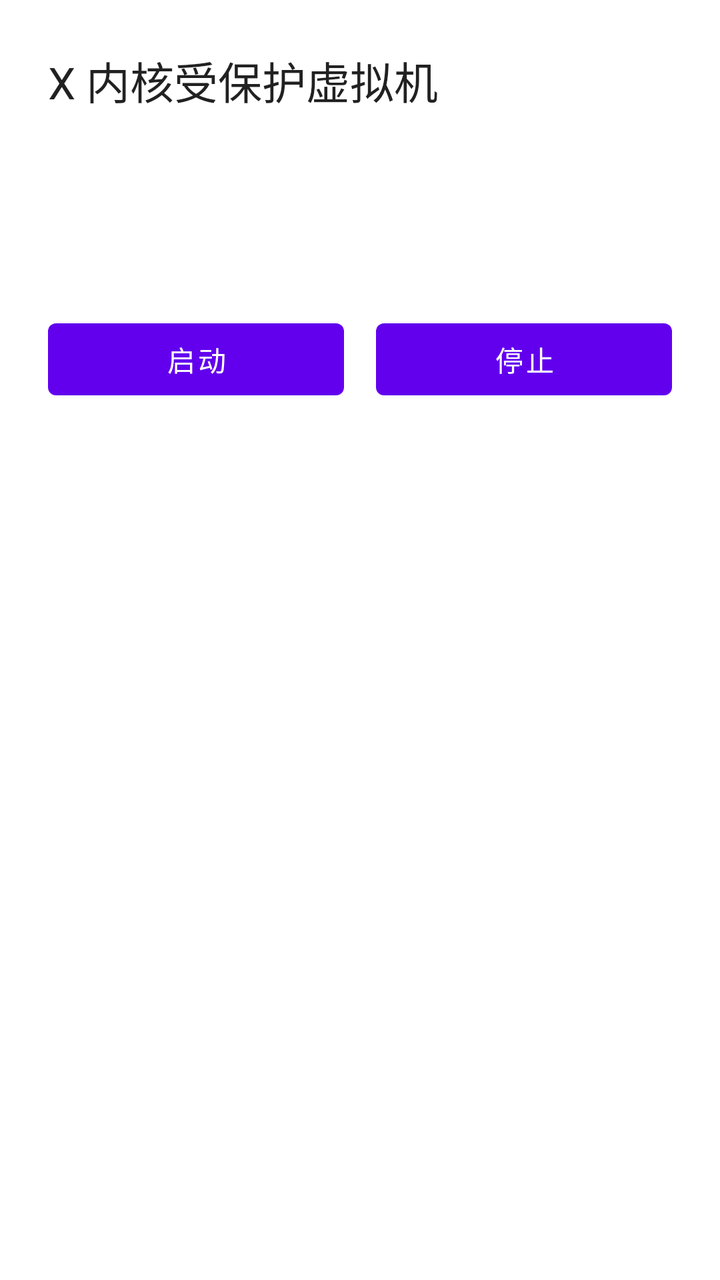
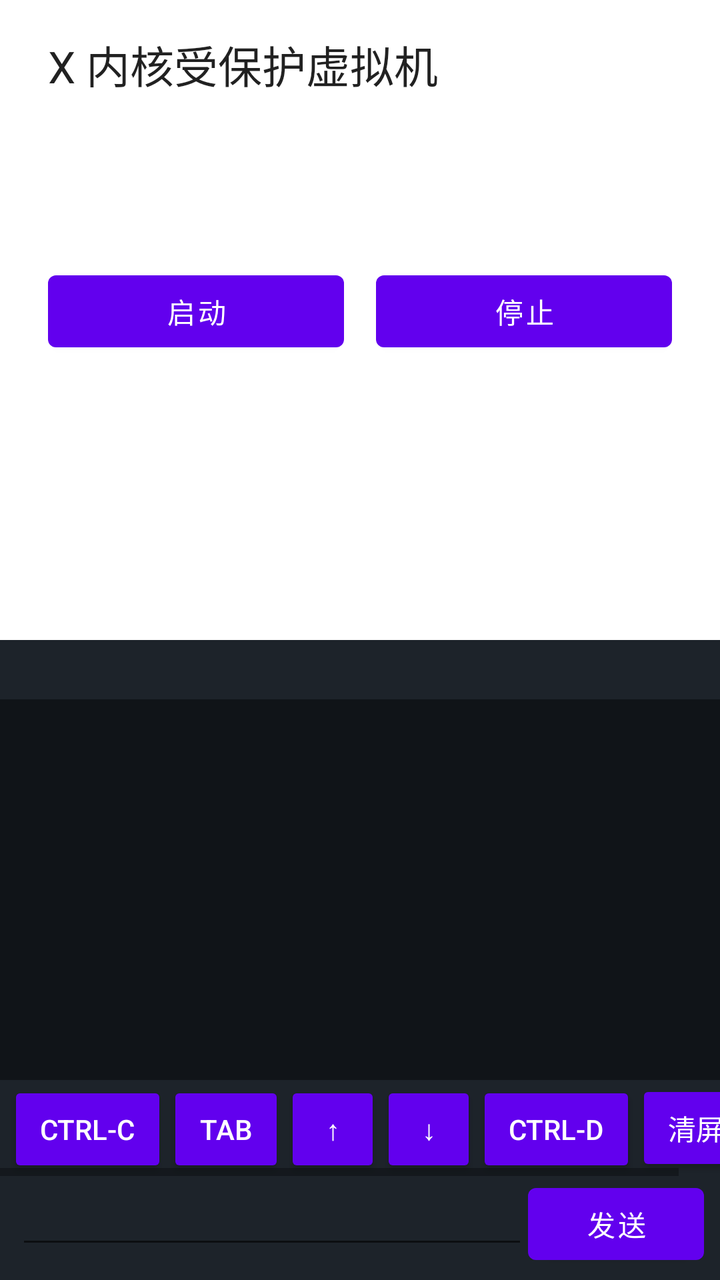

The first picture is an Android layout as it rendered before a commit; the second is the same layout after the commit. The layout source and the unified diff follow.
<!-- AndroidManifest.xml: fallback theme Theme.MaterialComponents.DayNight.NoActionBar -->
<!-- res/layout/main.xml -->
<?xml version="1.0" encoding="utf-8"?>
<ScrollView xmlns:android="http://schemas.android.com/apk/res/android"
    android:layout_width="match_parent"
    android:layout_height="match_parent"
    android:fitsSystemWindows="true">

    <LinearLayout
        android:layout_width="match_parent"
        android:layout_height="wrap_content"
        android:orientation="vertical"
        android:padding="24dp">

        <TextView
            android:layout_width="wrap_content"
            android:layout_height="wrap_content"
            android:text="@string/title"
            android:textAppearance="?android:attr/textAppearanceLarge" />

        <TextView
            android:id="@+id/state"
            android:layout_width="wrap_content"
            android:layout_height="wrap_content"
            android:layout_marginTop="16dp"
            android:textAppearance="?android:attr/textAppearanceMedium" />

        <TextView
            android:id="@+id/message"
            android:layout_width="match_parent"
            android:layout_height="wrap_content"
            android:layout_marginTop="8dp"
            android:textColor="?android:attr/colorError"
            android:visibility="gone" />

        <TextView
            android:id="@+id/details"
            android:layout_width="match_parent"
            android:layout_height="wrap_content"
            android:layout_marginTop="16dp"
            android:lineSpacingExtra="6dp" />

        <LinearLayout
            android:layout_width="match_parent"
            android:layout_height="wrap_content"
            android:layout_marginTop="24dp"
            android:orientation="horizontal">

            <Button
                android:id="@+id/start"
                android:layout_width="0dp"
                android:layout_height="wrap_content"
                android:layout_weight="1"
                android:text="@string/start" />

            <Button
                android:id="@+id/stop"
                android:layout_width="0dp"
                android:layout_height="wrap_content"
                android:layout_marginStart="16dp"
                android:layout_weight="1"
                android:text="@string/stop" />
        </LinearLayout>

        <Button
            android:id="@+id/reconnect"
            android:layout_width="match_parent"
            android:layout_height="wrap_content"
            android:layout_marginTop="16dp"
            android:text="@string/reconnect"
            android:visibility="gone" />
    </LinearLayout>
</ScrollView>
<!-- resources referenced by this layout -->
<resources>
  <string name="reconnect">重新连接控制服务</string>
  <string name="start">启动</string>
  <string name="stop">停止</string>
  <string name="title">X 内核受保护虚拟机</string>
</resources>

<!-- the commit's change to res/layout/main.xml (unified diff, before → after) -->
@@ -1,71 +1,217 @@
 <?xml version="1.0" encoding="utf-8"?>
-<ScrollView xmlns:android="http://schemas.android.com/apk/res/android"
+<LinearLayout xmlns:android="http://schemas.android.com/apk/res/android"
+    android:id="@+id/root"
     android:layout_width="match_parent"
     android:layout_height="match_parent"
-    android:fitsSystemWindows="true">
+    android:orientation="vertical">
+
+    <ScrollView
+        android:id="@+id/control_pane"
+        android:layout_width="match_parent"
+        android:layout_height="0dp"
+        android:layout_weight="1">
+
+        <LinearLayout
+            android:layout_width="match_parent"
+            android:layout_height="wrap_content"
+            android:orientation="vertical"
+            android:paddingStart="24dp"
+            android:paddingTop="16dp"
+            android:paddingEnd="24dp"
+            android:paddingBottom="16dp">
+
+            <TextView
+                android:layout_width="wrap_content"
+                android:layout_height="wrap_content"
+                android:text="@string/title"
+                android:textAppearance="?android:attr/textAppearanceLarge" />
+
+            <TextView
+                android:id="@+id/state"
+                android:layout_width="wrap_content"
+                android:layout_height="wrap_content"
+                android:layout_marginTop="12dp"
+                android:textAppearance="?android:attr/textAppearanceMedium" />
+
+            <TextView
+                android:id="@+id/message"
+                android:layout_width="match_parent"
+                android:layout_height="wrap_content"
+                android:layout_marginTop="8dp"
+                android:textColor="?android:attr/colorError"
+                android:visibility="gone" />
+
+            <TextView
+                android:id="@+id/details"
+                android:layout_width="match_parent"
+                android:layout_height="wrap_content"
+                android:layout_marginTop="12dp"
+                android:lineSpacingExtra="4dp" />
+
+            <LinearLayout
+                android:layout_width="match_parent"
+                android:layout_height="wrap_content"
+                android:layout_marginTop="16dp"
+                android:orientation="horizontal">
+
+                <Button
+                    android:id="@+id/start"
+                    android:layout_width="0dp"
+                    android:layout_height="wrap_content"
+                    android:layout_weight="1"
+                    android:text="@string/start" />
+
+                <Button
+                    android:id="@+id/stop"
+                    android:layout_width="0dp"
+                    android:layout_height="wrap_content"
+                    android:layout_marginStart="16dp"
+                    android:layout_weight="1"
+                    android:text="@string/stop" />
+            </LinearLayout>
+
+            <Button
+                android:id="@+id/reconnect"
+                android:layout_width="match_parent"
+                android:layout_height="wrap_content"
+                android:layout_marginTop="12dp"
+                android:text="@string/reconnect"
+                android:visibility="gone" />
+        </LinearLayout>
+    </ScrollView>
 
     <LinearLayout
+        android:id="@+id/console_pane"
         android:layout_width="match_parent"
-        android:layout_height="wrap_content"
-        android:orientation="vertical"
-        android:padding="24dp">
+        android:layout_height="0dp"
+        android:layout_weight="1"
+        android:background="#ff101418"
+        android:orientation="vertical">
 
         <TextView
-            android:layout_width="wrap_content"
-            android:layout_height="wrap_content"
-            android:text="@string/title"
-            android:textAppearance="?android:attr/textAppearanceLarge" />
+            android:id="@+id/console_title"
+            android:layout_width="match_parent"
+            android:layout_height="wrap_content"
+            android:background="#ff1d232a"
+            android:paddingStart="12dp"
+            android:paddingTop="6dp"
+            android:paddingEnd="12dp"
+            android:paddingBottom="6dp"
+            android:textColor="#ffb0b8c0"
+            android:textSize="13sp" />
+
+        <ScrollView
+            android:id="@+id/terminal_scroll"
+            android:layout_width="match_parent"
+            android:layout_height="0dp"
+            android:layout_weight="1"
+            android:fadeScrollbars="false">
+
+            <TextView
+                android:id="@+id/terminal"
+                android:layout_width="match_parent"
+                android:layout_height="wrap_content"
+                android:fontFamily="monospace"
+                android:padding="8dp"
+                android:textColor="#ffd0d0d0"
+                android:textIsSelectable="true"
+                android:textSize="13sp" />
+        </ScrollView>
 
         <TextView
-            android:id="@+id/state"
-            android:layout_width="wrap_content"
-            android:layout_height="wrap_content"
-            android:layout_marginTop="16dp"
-            android:textAppearance="?android:attr/textAppearanceMedium" />
-
-        <TextView
-            android:id="@+id/message"
-            android:layout_width="match_parent"
-            android:layout_height="wrap_content"
-            android:layout_marginTop="8dp"
-            android:textColor="?android:attr/colorError"
+            android:id="@+id/console_note"
+            android:layout_width="match_parent"
+            android:layout_height="wrap_content"
+            android:paddingStart="12dp"
+            android:paddingEnd="12dp"
+            android:textColor="#ffef9a9a"
+            android:textSize="13sp"
             android:visibility="gone" />
 
-        <TextView
-            android:id="@+id/details"
-            android:layout_width="match_parent"
-            android:layout_height="wrap_content"
-            android:layout_marginTop="16dp"
-            android:lineSpacingExtra="6dp" />
+        <HorizontalScrollView
+            android:layout_width="match_parent"
+            android:layout_height="wrap_content"
+            android:background="#ff1d232a">
+
+            <LinearLayout
+                android:id="@+id/keys"
+                android:layout_width="wrap_content"
+                android:layout_height="wrap_content"
+                android:orientation="horizontal"
+                android:paddingStart="4dp"
+                android:paddingEnd="4dp">
+
+                <Button
+                    android:id="@+id/key_ctrl_c"
+                    style="?android:attr/buttonStyleSmall"
+                    android:layout_width="wrap_content"
+                    android:layout_height="wrap_content"
+                    android:text="@string/key_ctrl_c" />
+
+                <Button
+                    android:id="@+id/key_tab"
+                    style="?android:attr/buttonStyleSmall"
+                    android:layout_width="wrap_content"
+                    android:layout_height="wrap_content"
+                    android:text="@string/key_tab" />
+
+                <Button
+                    android:id="@+id/key_up"
+                    style="?android:attr/buttonStyleSmall"
+                    android:layout_width="wrap_content"
+                    android:layout_height="wrap_content"
+                    android:text="@string/key_up" />
+
+                <Button
+                    android:id="@+id/key_down"
+                    style="?android:attr/buttonStyleSmall"
+                    android:layout_width="wrap_content"
+                    android:layout_height="wrap_content"
+                    android:text="@string/key_down" />
+
+                <Button
+                    android:id="@+id/key_ctrl_d"
+                    style="?android:attr/buttonStyleSmall"
+                    android:layout_width="wrap_content"
+                    android:layout_height="wrap_content"
+                    android:text="@string/key_ctrl_d" />
+
+                <Button
+                    android:id="@+id/key_clear"
+                    style="?android:attr/buttonStyleSmall"
+                    android:layout_width="wrap_content"
+                    android:layout_height="wrap_content"
+                    android:text="@string/key_clear" />
+            </LinearLayout>
+        </HorizontalScrollView>
 
         <LinearLayout
             android:layout_width="match_parent"
             android:layout_height="wrap_content"
-            android:layout_marginTop="24dp"
-            android:orientation="horizontal">
+            android:background="#ff1d232a"
+            android:orientation="horizontal"
+            android:paddingStart="8dp"
+            android:paddingEnd="8dp"
+            android:paddingBottom="4dp">
+
+            <EditText
+                android:id="@+id/input"
+                android:layout_width="0dp"
+                android:layout_height="wrap_content"
+                android:layout_weight="1"
+                android:fontFamily="monospace"
+                android:imeOptions="actionSend|flagNoExtractUi|flagNoFullscreen|flagForceAscii"
+                android:importantForAutofill="no"
+                android:inputType="textVisiblePassword|textNoSuggestions"
+                android:textColor="#ffe0e0e0"
+                android:textColorHint="#ff707880"
+                android:textSize="15sp" />
 
             <Button
-                android:id="@+id/start"
-                android:layout_width="0dp"
-                android:layout_height="wrap_content"
-                android:layout_weight="1"
-                android:text="@string/start" />
-
-            <Button
-                android:id="@+id/stop"
-                android:layout_width="0dp"
-                android:layout_height="wrap_content"
-                android:layout_marginStart="16dp"
-                android:layout_weight="1"
-                android:text="@string/stop" />
+                android:id="@+id/send"
+                android:layout_width="wrap_content"
+                android:layout_height="wrap_content"
+                android:text="@string/send" />
         </LinearLayout>
-
-        <Button
-            android:id="@+id/reconnect"
-            android:layout_width="match_parent"
-            android:layout_height="wrap_content"
-            android:layout_marginTop="16dp"
-            android:text="@string/reconnect"
-            android:visibility="gone" />
     </LinearLayout>
-</ScrollView>
+</LinearLayout>
<!-- resource entries referenced after the edit -->
@@ -1,6 +1,13 @@
 <!-- resources referenced by this layout -->
 <resources>
+  <string name="key_clear">清屏</string>
+  <string name="key_ctrl_c">Ctrl-C</string>
+  <string name="key_ctrl_d">Ctrl-D</string>
+  <string name="key_down">↓</string>
+  <string name="key_tab">Tab</string>
+  <string name="key_up">↑</string>
   <string name="reconnect">重新连接控制服务</string>
+  <string name="send">发送</string>
   <string name="start">启动</string>
   <string name="stop">停止</string>
   <string name="title">X 内核受保护虚拟机</string>
